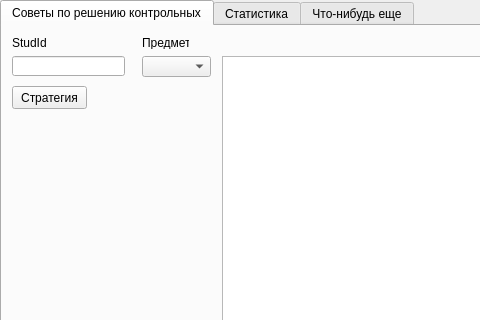
Qt form ui_main_window.ui (StupStuP21/ProjectX) before a commit; both pictures show x 0 to 480 and y 0 to 320 of the 786 by 600 pixel window.
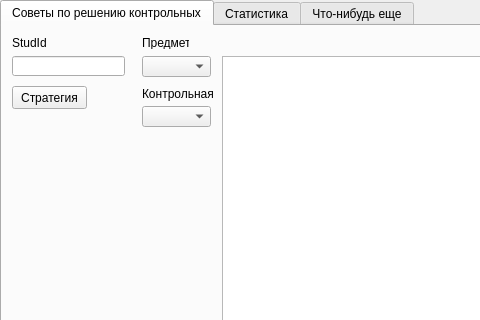
The same form after that commit. The open tabs and pages were chosen to show the change.

```diff
--- a/ui_main_window.ui
+++ b/ui_main_window.ui
@@ -102,6 +102,29 @@
        <bool>true</bool>
       </property>
      </widget>
+     <widget class="QLabel" name="test_label">
+      <property name="geometry">
+       <rect>
+        <x>140</x>
+        <y>60</y>
+        <width>71</width>
+        <height>16</height>
+       </rect>
+      </property>
+      <property name="text">
+       <string>Контрольная</string>
+      </property>
+     </widget>
+     <widget class="QComboBox" name="comboBox_text">
+      <property name="geometry">
+       <rect>
+        <x>140</x>
+        <y>80</y>
+        <width>69</width>
+        <height>21</height>
+       </rect>
+      </property>
+     </widget>
     </widget>
     <widget class="QWidget" name="tab_stat">
      <attribute name="title">
```
Left out of the diff: 22 changed lines with no effect on the pictures.
